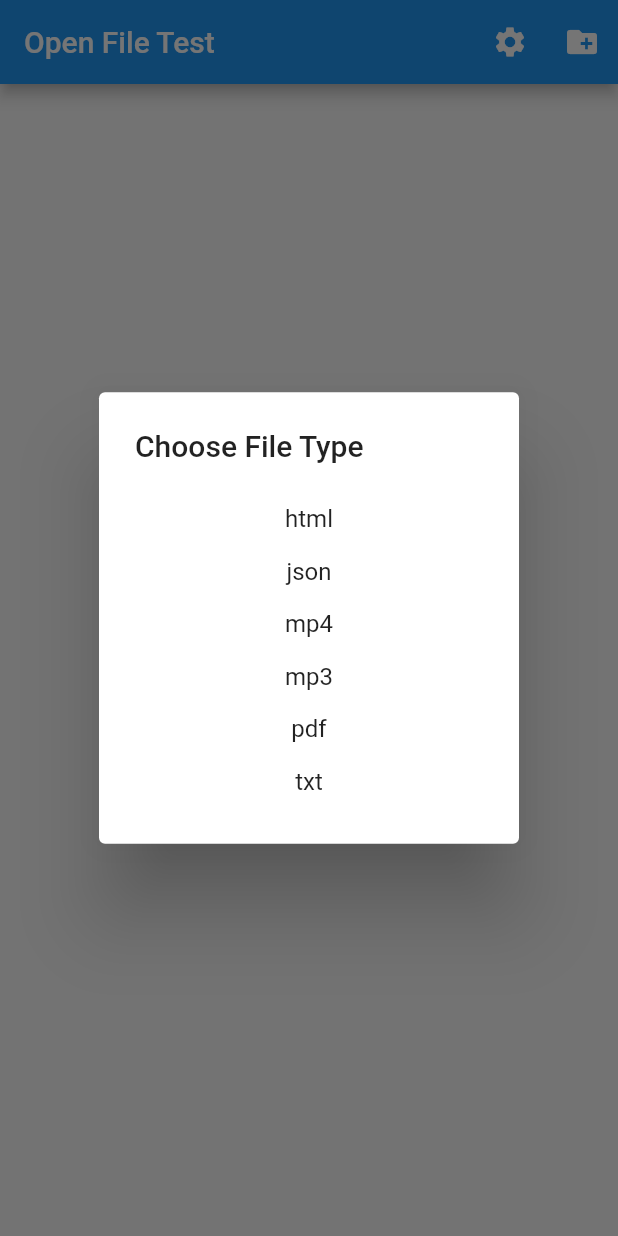
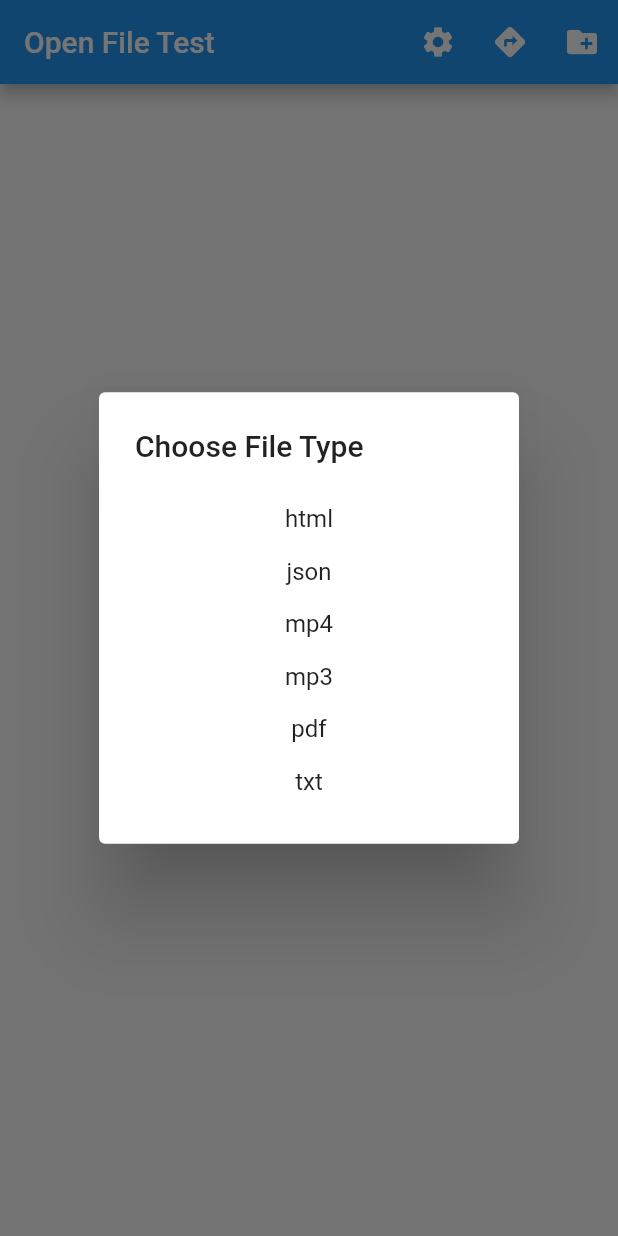
Before and after one commit to MJ12358/open_file_test, a Flutter app: the screen it shows after launch, after a tap on the "create new folder" icon, on a phone screen of 412 x 824 dp. Run offline on Flutter 3.47's test engine with Material 2 defaults, Android fonts, the phone set to English and light mode, and no system bars; our stand-ins replace open_file, permission_handler; missing offline and left inert: android_intent_plus, dart_extensionz.

Commit message:
add directory selector

```diff
--- a/lib/main.dart
+++ b/lib/main.dart
@@ -44,14 +44,12 @@ class Main extends StatefulWidget {
 
 class _MainState extends State<Main> {
   late List<File> _files;
+  late DirectoryOption _directoryOption;
   late StreamController<List<File>> _streamController;
 
-  /// This is from the 'path_provider' package.
-  ///
-  /// A directory where the application may place data that is user-generated.
   Future<Directory> get directory async {
-    final Directory dir = await getApplicationDocumentsDirectory();
-    log('PathProvider: ${dir.path}');
+    final Directory dir = await _directoryOption.directory;
+    log(dir.path);
     return dir;
   }
 
@@ -59,6 +57,7 @@ class _MainState extends State<Main> {
   void initState() {
     super.initState();
     _files = <File>[];
+    _directoryOption = DirectoryOption.documents;
     _streamController = StreamController<List<File>>();
     WidgetsBinding.instance.addPostFrameCallback((_) {
       _listFiles();
@@ -76,9 +75,20 @@ class _MainState extends State<Main> {
             onPressed: _openAppSettings,
           ),
           IconButton(
+            icon: const Icon(Icons.directions),
+            onPressed: () {
+              _getDirectorySelector().then((DirectoryOption? value) {
+                if (value != null) {
+                  _directoryOption = value;
+                  _listFiles();
+                }
+              });
+            },
+          ),
+          IconButton(
             icon: const Icon(Icons.create_new_folder),
             onPressed: () {
-              _getFileTypeSelector().then((String? value) {
+              _getFileTypeSelector().then((FileType? value) {
                 if (value != null) {
                   _createFile(value);
                 }
@@ -133,10 +143,10 @@ class _MainState extends State<Main> {
   }
 
   /// Create a file with the specified [fileType].
-  Future<void> _createFile(String fileType) async {
+  Future<void> _createFile(FileType fileType) async {
     final Directory dir = await directory;
     final String name = DateTime.now().millisecondsSinceEpoch.toString();
-    final File file = File('${dir.path}/$name.$fileType');
+    final File file = File('${dir.path}/$name.${fileType.name}');
 
     file.writeAsStringSync('test');
 
@@ -191,29 +201,43 @@ class _MainState extends State<Main> {
     );
   }
 
+  /// Show a dialog to select a directory.
+  ///
+  /// This allows changing where the files are viewed/stored.
+  Future<DirectoryOption?> _getDirectorySelector() {
+    return showDialog<DirectoryOption>(
+      context: context,
+      builder: (_) {
+        return AlertDialog(
+          title: const Text('Choose Directory'),
+          content: Column(
+            mainAxisSize: MainAxisSize.min,
+            children: DirectoryOption.values.map((DirectoryOption e) {
+              return SimpleDialogOption(
+                child: Text(e.label),
+                onPressed: () => Navigator.pop(context, e),
+              );
+            }).toList(),
+          ),
+        );
+      },
+    );
+  }
+
   /// Show a dialog to select a file type.
   ///
   /// This allows changing the file's extension.
-  Future<String?> _getFileTypeSelector() {
-    final List<String> fileTypes = <String>[
-      'html',
-      'json',
-      'mp4',
-      'mp3',
-      'pdf',
-      'txt',
-    ];
-
-    return showDialog<String>(
+  Future<FileType?> _getFileTypeSelector() {
+    return showDialog<FileType>(
       context: context,
       builder: (_) {
         return AlertDialog(
           title: const Text('Choose File Type'),
           content: Column(
             mainAxisSize: MainAxisSize.min,
-            children: fileTypes.map((String e) {
+            children: FileType.values.map((FileType e) {
               return SimpleDialogOption(
-                child: Text(e),
+                child: Text(e.name),
                 onPressed: () => Navigator.pop(context, e),
               );
             }).toList(),
@@ -299,6 +323,43 @@ class _MainState extends State<Main> {
   // }
 }
 
+/// All the possible directory options.
+enum DirectoryOption {
+  documents,
+  support,
+  external,
+  temporary,
+}
+
+extension on DirectoryOption {
+  Future<Directory> get directory async {
+    switch (this) {
+      case DirectoryOption.documents:
+        return getApplicationDocumentsDirectory();
+      case DirectoryOption.support:
+        return getApplicationSupportDirectory();
+      case DirectoryOption.external:
+        return (await getExternalStorageDirectory())!;
+      case DirectoryOption.temporary:
+        return getTemporaryDirectory();
+    }
+  }
+
+  String get label {
+    switch (this) {
+      case DirectoryOption.documents:
+        return 'application_documents';
+      case DirectoryOption.support:
+        return 'application_support';
+      case DirectoryOption.external:
+        return 'external_storage';
+      case DirectoryOption.temporary:
+        return 'temporary';
+    }
+  }
+}
+
+/// All of the possible file opener packages
 enum FileOpener {
   androidIntent,
   openFile,
@@ -320,3 +381,13 @@ extension on FileOpener {
     }
   }
 }
+
+/// All the possible file types.
+enum FileType {
+  html,
+  json,
+  mp4,
+  mp3,
+  pdf,
+  txt,
+}
```
Also changed, not shown: docs/flutter_open_filez_failed.PNG (added), 1 other file.
